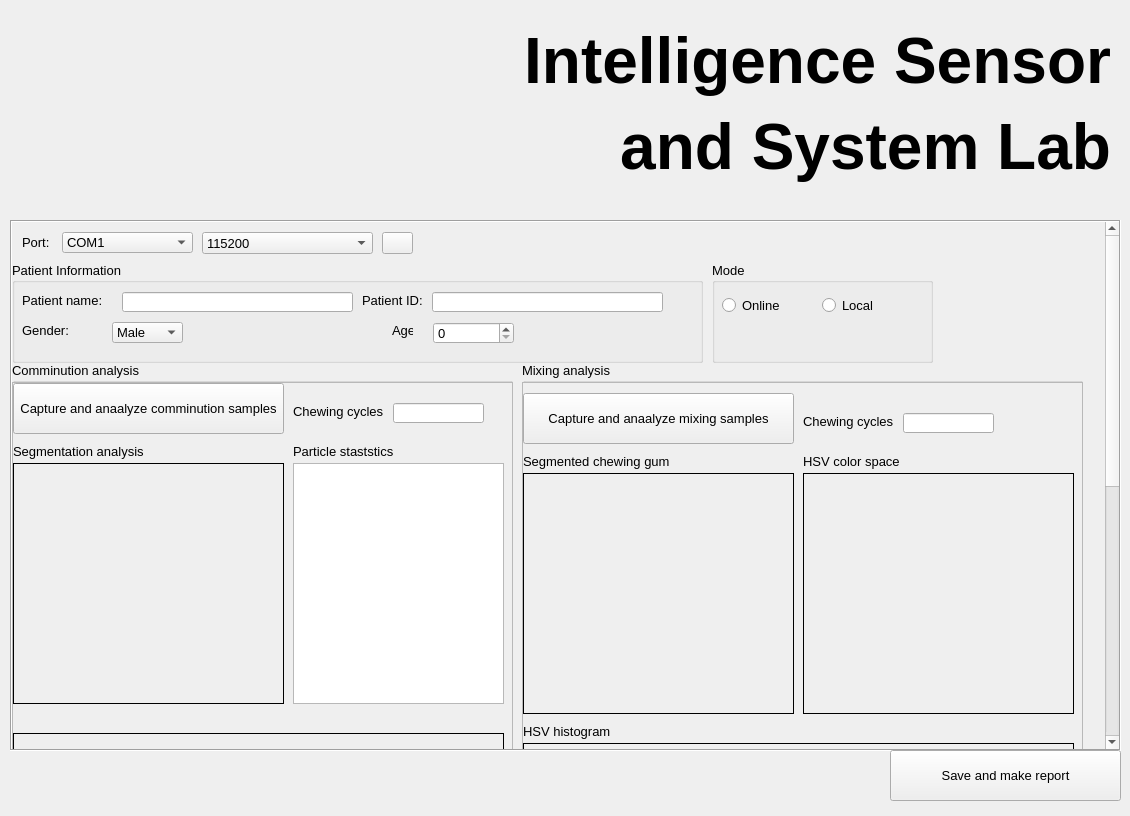
Qt form view/main_window.ui (longbach2811/pmes-gui-app) before a commit.
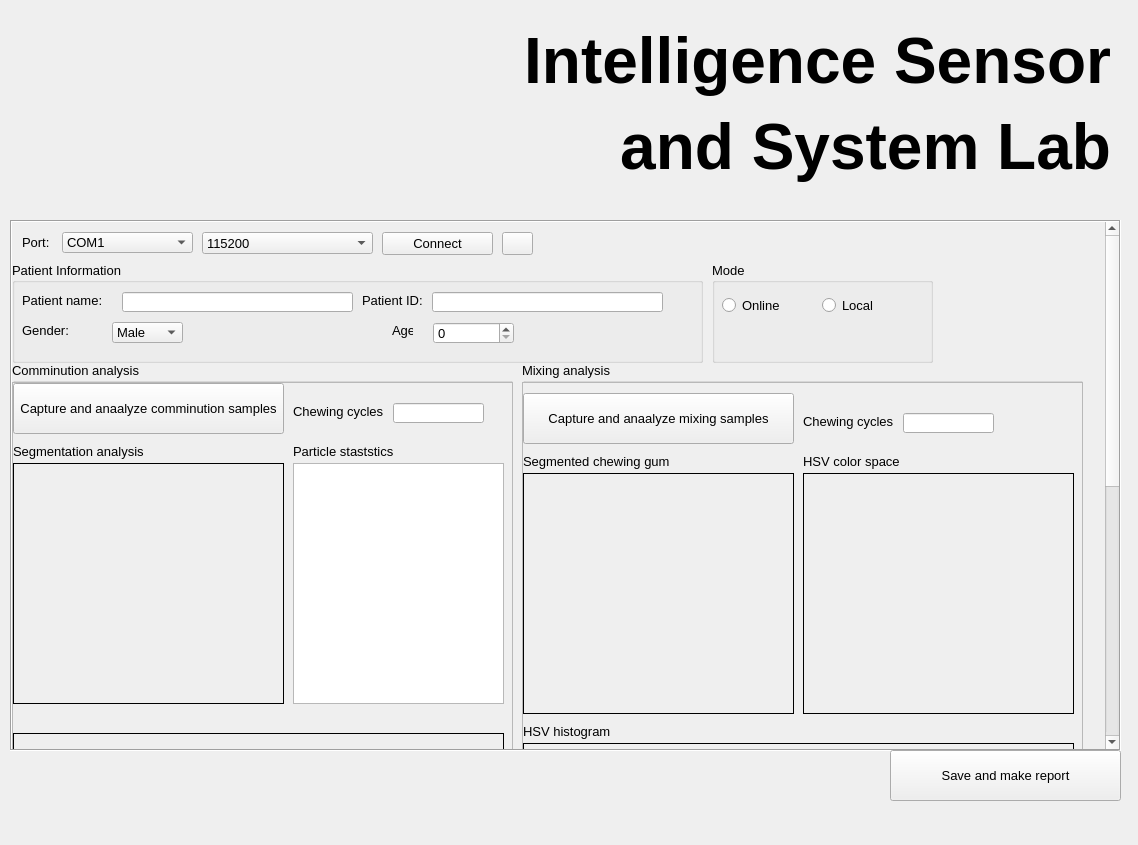
The same form after that commit. Icons and pictures are not drawn.

Commit message: Add connect button to main_window

The edit to the form file:
```diff
--- a/view/main_window.ui
+++ b/view/main_window.ui
@@ -6,8 +6,8 @@
    <rect>
     <x>0</x>
     <y>0</y>
-    <width>1130</width>
-    <height>816</height>
+    <width>1138</width>
+    <height>845</height>
    </rect>
   </property>
   <property name="sizePolicy">
@@ -1675,10 +1675,10 @@
     <widget class="QToolButton" name="setting_btn">
      <property name="geometry">
       <rect>
-       <x>370</x>
+       <x>490</x>
        <y>10</y>
        <width>31</width>
-       <height>22</height>
+       <height>23</height>
       </rect>
      </property>
      <property name="sizePolicy">
@@ -1721,6 +1721,19 @@
       </property>
      </item>
     </widget>
+    <widget class="QPushButton" name="connect_btn">
+     <property name="geometry">
+      <rect>
+       <x>370</x>
+       <y>10</y>
+       <width>111</width>
+       <height>23</height>
+      </rect>
+     </property>
+     <property name="text">
+      <string>Connect</string>
+     </property>
+    </widget>
    </widget>
   </widget>
   <widget class="QLabel" name="label_14">
```
